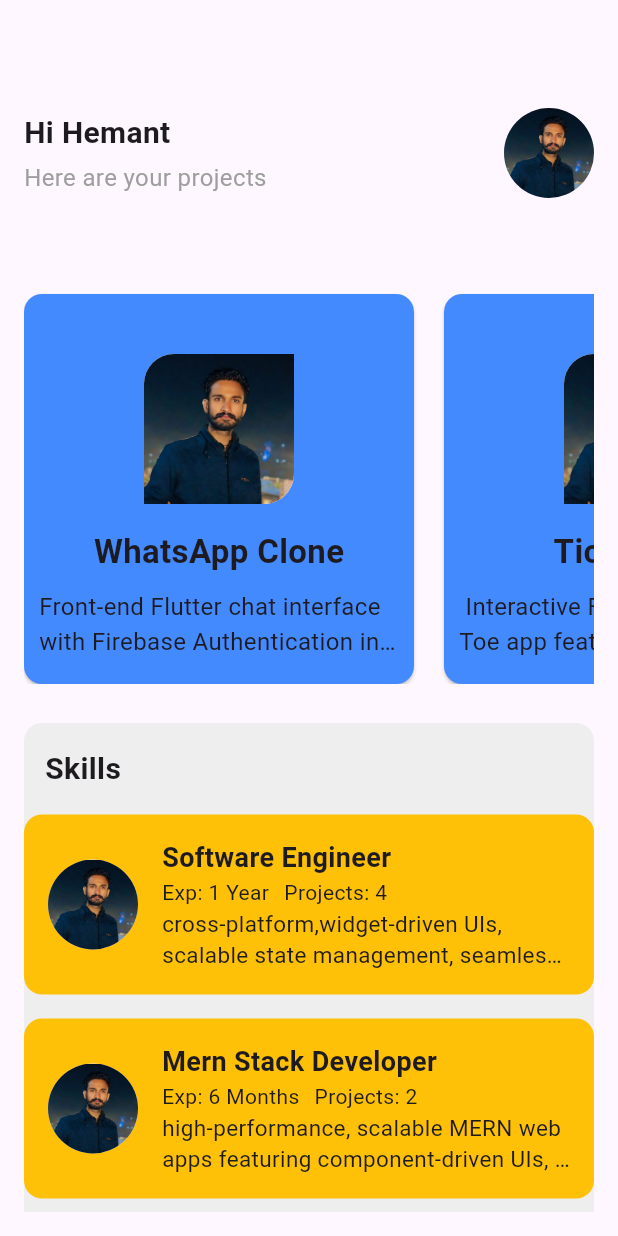
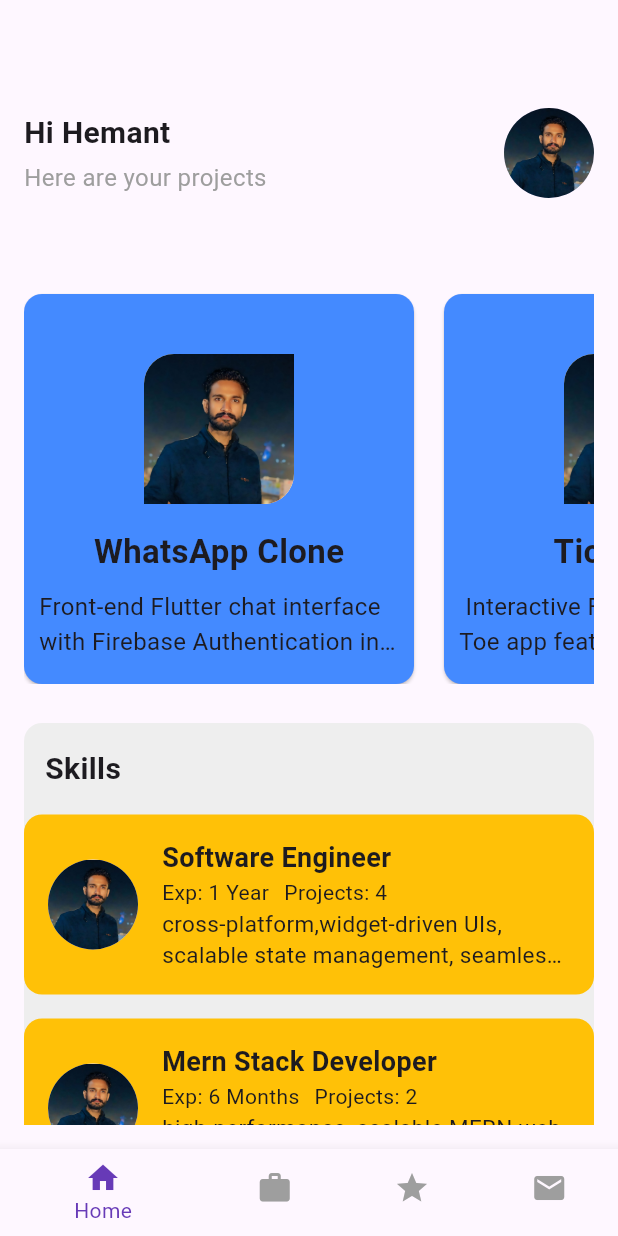
Before and after one commit to HemantRajput-HeavyProgrammer/The_Profile_App, a Flutter app: the screen it shows after launch, on a phone screen of 412 x 824 dp. Run offline on Flutter 3.47's test engine with Material 3 defaults, Android fonts, the light colour scheme and no system bars.

Commit message:
Bottom Navigation Added

```diff
--- a/lib/bottom_navigation/bottomNavigation.dart
+++ /dev/null
@@ -1,10 +0,0 @@
-import 'package:flutter/material.dart';
-
-class BottomNavigation extends StatelessWidget {
-  const BottomNavigation({super.key});
-
-  @override
-  Widget build(BuildContext context) {
-    return const Placeholder();
-  }
-}
--- /dev/null
+++ b/lib/bottom_navigation/bottom_nav_widget.dart
@@ -0,0 +1,49 @@
+import 'package:flutter/material.dart';
+
+class BottomNavController extends ChangeNotifier {
+  int currentIndex = 0;
+
+  void updateIndex(int index) {
+    currentIndex = index;
+    notifyListeners();
+  }
+}
+
+class BottomNavWidget extends StatelessWidget {
+  final int currentIndex;
+  final Function(int) onTap;
+
+  const BottomNavWidget({
+    super.key,
+    required this.currentIndex,
+    required this.onTap,
+  });
+
+  @override
+  Widget build(BuildContext context) {
+    return BottomNavigationBar(
+      currentIndex: currentIndex,
+      selectedItemColor: Colors.deepPurple,
+      unselectedItemColor: Colors.grey,
+      onTap: onTap,
+      items: const [
+        BottomNavigationBarItem(
+          icon: Icon(Icons.home),
+          label: "Home",
+        ),
+        BottomNavigationBarItem(
+          icon: Icon(Icons.work),
+          label: "Projects",
+        ),
+        BottomNavigationBarItem(
+          icon: Icon(Icons.star),
+          label: "Skills",
+        ),
+        BottomNavigationBarItem(
+          icon: Icon(Icons.mail),
+          label: "Contact",
+        ),
+      ],
+    );
+  }
+}
--- a/lib/home/home_screen.dart
+++ b/lib/home/home_screen.dart
@@ -1,34 +1,65 @@
 import 'package:flutter/material.dart';
 import 'package:hemant_rajput_portfolio/project_Widgets/view/projects_widget.dart';
+import '../bottom_navigation/bottom_nav_widget.dart';
 import '../skills_widgets/view/skills_widget.dart';
+ // Import the BottomNavWidget
 
-class HomeScreen extends StatelessWidget {
+class HomeScreen extends StatefulWidget {
   const HomeScreen({super.key});
+
+  @override
+  State<HomeScreen> createState() => _HomeScreenState();
+}
+
+class _HomeScreenState extends State<HomeScreen> {
+  int _currentIndex = 0;
+
+  final List<Widget> _screens = [
+    const HomeContent(), // original layout moved to its own widget
+    const Center(child: Text("Projects")), // placeholder
+    const Center(child: Text("Skills")), // placeholder
+    const Center(child: Text("Contact")), // placeholder
+  ];
+
+  void _onNavTap(int index) {
+    setState(() {
+      _currentIndex = index;
+    });
+  }
 
   @override
   Widget build(BuildContext context) {
     return Scaffold(
       appBar: AppBar(
-        title: const Text(""), // Optional: Add logo or title
+        title: const Text(""),
         elevation: 0,
         backgroundColor: Colors.transparent,
       ),
-      body: Container(
+      body: _screens[_currentIndex],
+      bottomNavigationBar: BottomNavWidget(
+        currentIndex: _currentIndex,
+        onTap: _onNavTap,
+      ),
+    );
+  }
+}
+
+class HomeContent extends StatelessWidget {
+  const HomeContent({super.key});
+
+  @override
+  Widget build(BuildContext context) {
+    return Container(
       width: double.infinity,
       padding: const EdgeInsets.all(16),
       child: ListView(
         children: [
           _buildHeader(),
           const SizedBox(height: 24),
-
-            // Projects
           buildProjectList(),
-
-
-            // Skills Section
           Container(
             width: double.infinity,
-              margin:EdgeInsets.symmetric(vertical: 26) ,
+            margin: const EdgeInsets.symmetric(vertical: 26),
             padding: const EdgeInsets.symmetric(vertical: 16),
             decoration: BoxDecoration(
               color: Colors.grey.shade200,
@@ -50,7 +81,6 @@ class HomeScreen extends StatelessWidget {
             ),
           ),
         ],
-        ),
       ),
     );
   }
--- a/lib/main.dart
+++ b/lib/main.dart
@@ -12,6 +12,7 @@ class MyApp extends StatelessWidget {
   @override
   Widget build(BuildContext context) {
     return MaterialApp(
+
       title: 'Flutter Demo',
       debugShowCheckedModeBanner: false,
       theme: ThemeData(
@@ -19,6 +20,8 @@ class MyApp extends StatelessWidget {
         colorScheme: ColorScheme.fromSeed(seedColor: Colors.deepPurple),
       ),
       home: HomeScreen(),
+
+
     );
   }
 }
```
Lines whose indentation alone changed are shown as unchanged.
